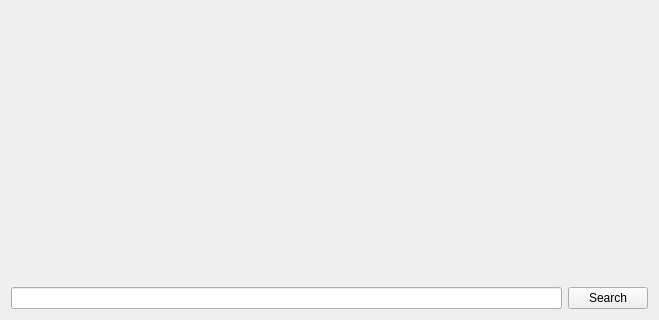
This is ui/tree.ui in viur-framework/viur-admin as Qt 5 draws it before an edit; both pictures show x 0 to 659 and y 159 to 479 of the 659 by 479 pixel window. The edited form follows.
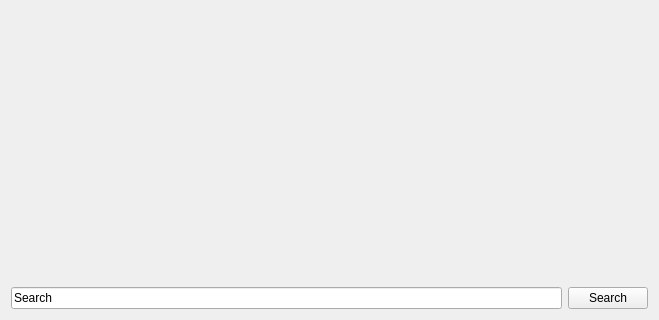
This is the edited form. Icons and pictures are not drawn.

```diff
--- a/ui/tree.ui
+++ b/ui/tree.ui
@@ -23,7 +23,11 @@
    <item>
     <layout class="QHBoxLayout" name="horizontalLayout">
      <item>
-      <widget class="QLineEdit" name="editSearch"/>
+      <widget class="QLineEdit" name="editSearch">
+       <property name="text">
+        <string>Search</string>
+       </property>
+      </widget>
      </item>
      <item>
       <widget class="QPushButton" name="btnSearch">
```
